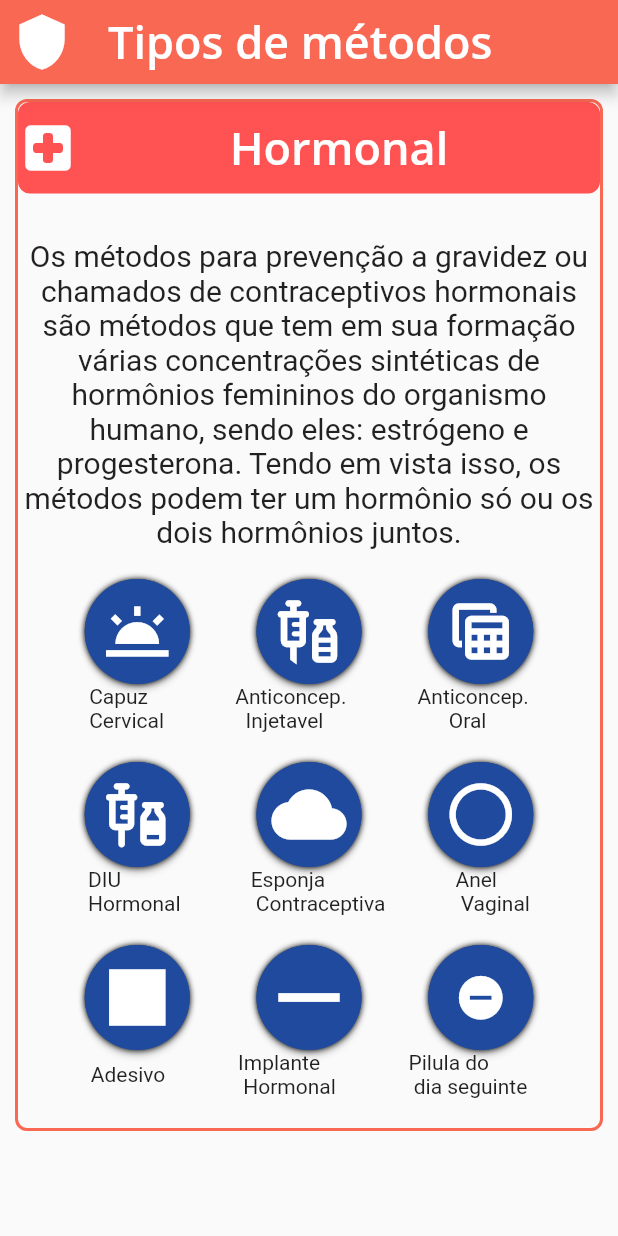
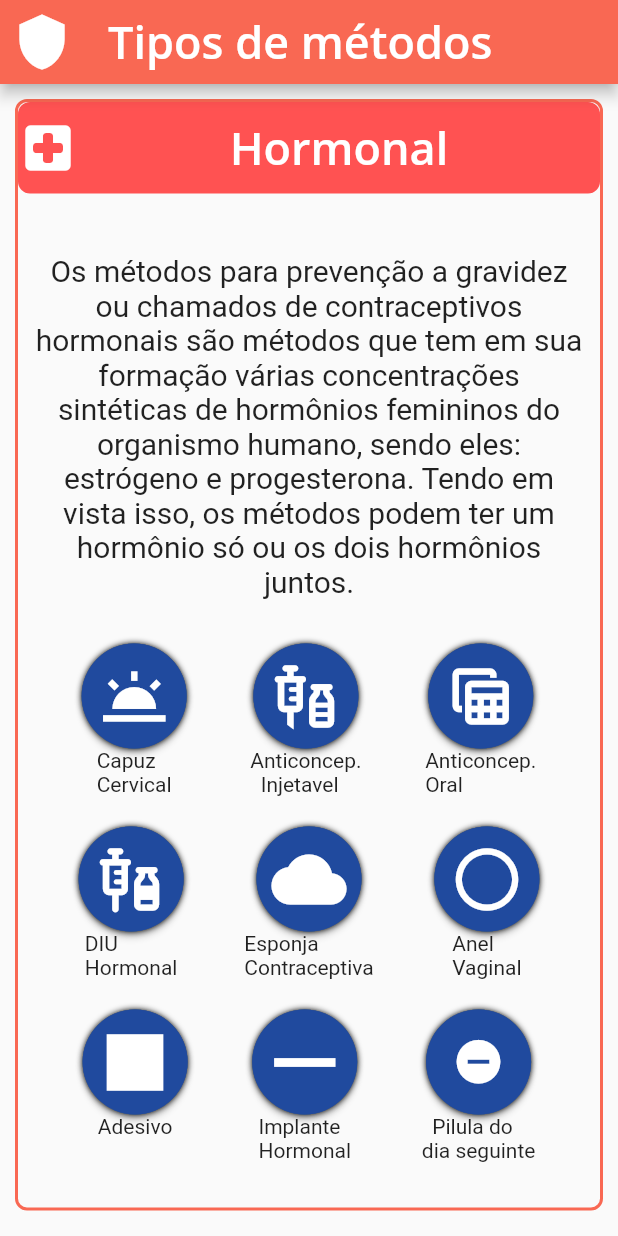
Before and after one commit to ViniciusMataRibeiro/Planejamento_Familiar, a Flutter app: the HormonalPage screen opened by its route, on a phone screen of 412 x 824 dp. Run offline on Flutter 3.47's test engine with Material 2 defaults, Android fonts, the phone set to English and light mode, and no system bars; our stand-ins replace awesome_snackbar_content, fluttertoast, get, mask_text_input_formatter, sqflite, table_calendar; accounts and stored records are empty; Roboto replaces fonts that are missing (Open Sans).

Commit message:
pagina hormal pronta
pagina hormonal pronta

```diff
--- a/desenvolvimento_mobile/lib/modules/hormonal/hormonal_page.dart
+++ b/desenvolvimento_mobile/lib/modules/hormonal/hormonal_page.dart
@@ -9,94 +9,93 @@ class HormonalPage extends StatefulWidget {
 }
 
 class _HormonalPage extends State<HormonalPage> {
-
-  final Uri _urlCervical = Uri.parse('https://www.vivasuavida.com.br/metodos-contraceptivos/contraceptivos-curta-duracao/capuz-cervical');
-  final Uri _urlInjetavel = Uri.parse('https://www.tuasaude.com/injecao-anticoncepcional-mensal/');
-  final Uri _urlOral = Uri.parse('https://www.gineco.com.br/saude-feminina/metodos-contraceptivos/pilula-anticoncepcional');
-  final Uri _urlDiu = Uri.parse('https://www.clinicaceu.com.br/blog/o-que-voce-precisa-saber-sobre-diu/');
-  final Uri _urlEsponja = Uri.parse('https://bedmed.com.br/ginecologia-conheca-esponja-vaginal/');
-  final Uri _urlAnel = Uri.parse('https://www.gineco.com.br/saude-feminina/metodos-contraceptivos/anel-vaginal');
-  final Uri _urlAdesivo = Uri.parse('https://www.gineco.com.br/saude-feminina/metodos-contraceptivos/adesivo');
-  final Uri _urlImplante = Uri.parse('https://drdanielstellin.com.br/implantes-hormonais/');
-  final Uri _urlPilula = Uri.parse('https://www.gineco.com.br/saude-feminina/materias-2/pilula-do-dia-seguinte');
+  final Uri _urlCervical = Uri.parse(
+      'https://www.vivasuavida.com.br/metodos-contraceptivos/contraceptivos-curta-duracao/capuz-cervical');
+  final Uri _urlInjetavel =
+      Uri.parse('https://www.tuasaude.com/injecao-anticoncepcional-mensal/');
+  final Uri _urlOral = Uri.parse(
+      'https://www.gineco.com.br/saude-feminina/metodos-contraceptivos/pilula-anticoncepcional');
+  final Uri _urlDiu = Uri.parse(
+      'https://www.clinicaceu.com.br/blog/o-que-voce-precisa-saber-sobre-diu/');
+  final Uri _urlEsponja =
+      Uri.parse('https://bedmed.com.br/ginecologia-conheca-esponja-vaginal/');
+  final Uri _urlAnel = Uri.parse(
+      'https://www.gineco.com.br/saude-feminina/metodos-contraceptivos/anel-vaginal');
+  final Uri _urlAdesivo = Uri.parse(
+      'https://www.gineco.com.br/saude-feminina/metodos-contraceptivos/adesivo');
+  final Uri _urlImplante =
+      Uri.parse('https://drdanielstellin.com.br/implantes-hormonais/');
+  final Uri _urlPilula = Uri.parse(
+      'https://www.gineco.com.br/saude-feminina/materias-2/pilula-do-dia-seguinte');
 
   Future<void> _cervical() async {
-    if(!await launchUrl(_urlCervical)){
+    if (!await launchUrl(_urlCervical)) {
       throw Exception('Could not launch $_urlCervical');
-    }
-    else{
+    } else {
       await launchUrl(_urlCervical);
     }
   }
 
   Future<void> _injetavel() async {
-    if(!await launchUrl(_urlInjetavel)){
+    if (!await launchUrl(_urlInjetavel)) {
       throw Exception('Could not launch $_urlInjetavel');
-    }
-    else{
+    } else {
       await launchUrl(_urlInjetavel);
     }
   }
 
   Future<void> _oral() async {
-    if(!await launchUrl(_urlOral)){
+    if (!await launchUrl(_urlOral)) {
       throw Exception('Could not launch $_urlOral');
-    }
-    else{
+    } else {
       await launchUrl(_urlOral);
     }
   }
 
   Future<void> _diu() async {
-    if(!await launchUrl(_urlDiu)){
+    if (!await launchUrl(_urlDiu)) {
       throw Exception('Could not launch $_urlDiu');
-    }
-    else{
+    } else {
       await launchUrl(_urlDiu);
     }
   }
 
   Future<void> _esponja() async {
-    if(!await launchUrl(_urlEsponja)){
+    if (!await launchUrl(_urlEsponja)) {
       throw Exception('Could not launch $_urlEsponja');
-    }
-    else{
+    } else {
       await launchUrl(_urlEsponja);
     }
   }
 
   Future<void> _anel() async {
-    if(!await launchUrl(_urlAnel)){
+    if (!await launchUrl(_urlAnel)) {
       throw Exception('Could not launch $_urlAnel');
-    }
-    else{
+    } else {
       await launchUrl(_urlAnel);
     }
   }
 
   Future<void> _adesivo() async {
-    if(!await launchUrl(_urlAdesivo)){
+    if (!await launchUrl(_urlAdesivo)) {
       throw Exception('Could not launch $_urlAdesivo');
-    }
-    else{
+    } else {
       await launchUrl(_urlAdesivo);
     }
   }
 
   Future<void> _implante() async {
-    if(!await launchUrl(_urlImplante)){
+    if (!await launchUrl(_urlImplante)) {
       throw Exception('Could not launch $_urlImplante');
-    }
-    else{
+    } else {
       await launchUrl(_urlImplante);
     }
   }
 
   Future<void> _pilula() async {
-    if(!await launchUrl(_urlPilula)){
+    if (!await launchUrl(_urlPilula)) {
       throw Exception('Could not launch $_urlPilula');
-    }
-    else{
+    } else {
       await launchUrl(_urlPilula);
     }
   }
@@ -178,7 +177,9 @@ class _HormonalPage extends State<HormonalPage> {
                 const SizedBox(
                   height: 30,
                 ),
-                const Text(
+                Container(
+                  padding: const EdgeInsets.all(10),
+                  child: const Text(
                     'Os métodos para prevenção a gravidez ou chamados de contraceptivos hormonais ' +
                         'são métodos que tem em sua formação várias concentrações sintéticas de hormônios ' +
                         'femininos do organismo humano, sendo eles: estrógeno e progesterona. Tendo em ' +
@@ -188,11 +189,13 @@ class _HormonalPage extends State<HormonalPage> {
                       fontSize: 20,
                     ),
                   ),
+                ),
                 const SizedBox(height: 20),
+                Container(
+                  child: Row(
+                    mainAxisAlignment: MainAxisAlignment.spaceEvenly,
+                    children: [
                       Column(
-                  children: [
-                      Row(
-                        mainAxisAlignment: MainAxisAlignment.spaceEvenly,
                         children: [
                           ElevatedButton(
                             onPressed: _cervical,
@@ -223,6 +226,11 @@ class _HormonalPage extends State<HormonalPage> {
                                     color: Color.fromARGB(255, 154, 177, 255),
                                     width: 2)),
                           ),
+                          const Text('Capuz\nCervical'),
+                        ],
+                      ),
+                      Column(
+                        children: [
                           ElevatedButton(
                             onPressed: _injetavel,
                             // ignore: sort_child_properties_last
@@ -252,6 +260,11 @@ class _HormonalPage extends State<HormonalPage> {
                                     color: Color.fromARGB(255, 154, 177, 255),
                                     width: 2)),
                           ),
+                          const Text('Anticoncep.\n  Injetavel'),
+                        ],
+                      ),
+                      Column(
+                        children: [
                           ElevatedButton(
                             onPressed: _oral,
                             // ignore: sort_child_properties_last
@@ -281,26 +294,18 @@ class _HormonalPage extends State<HormonalPage> {
                                     color: Color.fromARGB(255, 154, 177, 255),
                                     width: 2)),
                           ),
+                          const Text('Anticoncep.\nOral')
+                        ],
+                      )
                     ],
                   ),
-                      Row(
-                        mainAxisAlignment: MainAxisAlignment.spaceEvenly,
-                        children: const [
-                         // SizedBox(width: 35),
-                          Text('Capuz\nCervical'),
-                          //SizedBox(width: 56),
-                          Text('Anticoncep.\n  Injetavel'),
-                          //SizedBox(width: 40),
-                          Text('Anticoncep.\n      Oral')
-                        ],
-                      ),
-                  ],
                 ),
                 const SizedBox(height: 20),
+                Container(
+                  child: Row(
+                    mainAxisAlignment: MainAxisAlignment.spaceEvenly,
+                    children: [
                       Column(
-                  children: [
-                      Row(
-                        mainAxisAlignment: MainAxisAlignment.spaceEvenly,
                         children: [
                           ElevatedButton(
                             onPressed: _diu,
@@ -331,6 +336,11 @@ class _HormonalPage extends State<HormonalPage> {
                                     color: Color.fromARGB(255, 154, 177, 255),
                                     width: 2)),
                           ),
+                          const Text('DIU\nHormonal'),
+                        ],
+                      ),
+                      Column(
+                        children: [
                           ElevatedButton(
                             onPressed: _esponja,
                             // ignore: sort_child_properties_last
@@ -360,6 +370,11 @@ class _HormonalPage extends State<HormonalPage> {
                                     color: Color.fromARGB(255, 154, 177, 255),
                                     width: 2)),
                           ),
+                          const Text('Esponja\nContraceptiva'),
+                        ],
+                      ),
+                      Column(
+                        children: [
                           ElevatedButton(
                             onPressed: _anel,
                             // ignore: sort_child_properties_last
@@ -389,26 +404,18 @@ class _HormonalPage extends State<HormonalPage> {
                                     color: Color.fromARGB(255, 154, 177, 255),
                                     width: 4)),
                           ),
-                        ],
-                      ),
-                      Row(
-                        mainAxisAlignment: MainAxisAlignment.spaceEvenly,
-                        children: const [
-                         // SizedBox(width: 35),
-                          Text('DIU\nHormonal'),
-                          //SizedBox(width: 56),
-                          Text('Esponja\n Contraceptiva'),
-                          //SizedBox(width: 40),
-                          Text('Anel\n Vaginal')
+                          const Text('Anel\nVaginal')
                         ],
                       ),
                     ],
                   ),
+                ),
                 const SizedBox(height: 20),
+                Container(
+                  child: Row(
+                    mainAxisAlignment: MainAxisAlignment.spaceEvenly,
+                    children: [
                       Column(
-                  children: [
-                      Row(
-                        mainAxisAlignment: MainAxisAlignment.spaceEvenly,
                         children: [
                           ElevatedButton(
                             onPressed: _adesivo,
@@ -439,6 +446,11 @@ class _HormonalPage extends State<HormonalPage> {
                                     color: Color.fromARGB(255, 154, 177, 255),
                                     width: 2)),
                           ),
+                          const Text('Adesivo\n'),
+                        ],
+                      ),
+                      Column(
+                        children: [
                           ElevatedButton(
                             onPressed: _implante,
                             // ignore: sort_child_properties_last
@@ -468,6 +480,11 @@ class _HormonalPage extends State<HormonalPage> {
                                     color: Color.fromARGB(255, 154, 177, 255),
                                     width: 2)),
                           ),
+                          const Text('Implante\nHormonal'),
+                        ],
+                      ),
+                      Column(
+                        children: [
                           ElevatedButton(
                             onPressed: _pilula,
                             // ignore: sort_child_properties_last
@@ -497,23 +514,13 @@ class _HormonalPage extends State<HormonalPage> {
                                     color: Color.fromARGB(255, 154, 177, 255),
                                     width: 2)),
                           ),
+                          const Text('  Pilula do\ndia seguinte')
                         ],
                       ),
-                      Row(
-                        mainAxisAlignment: MainAxisAlignment.spaceEvenly,
-                        children: const [
-                         // SizedBox(width: 35),
-                          Text('Adesivo'),
-                          //SizedBox(width: 56),
-                          Text('Implante\n Hormonal'),
-                          //SizedBox(width: 40),
-                          Text('Pilula do\n dia seguinte')
                     ],
                   ),
-                      const SizedBox(height: 20),
-                  ],
                 ),
-
+                const SizedBox(height: 30)
               ],
             ),
           )
```
Also changed, not shown: desenvolvimento_mobile/pubspec.lock. Lines whose indentation alone changed are shown as unchanged.
